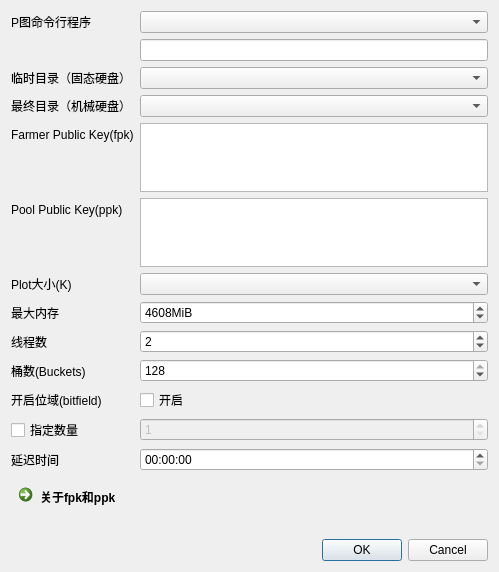
penglecn/ChiaTools, file ui/CreatePlotDialog.ui: the form before one commit.
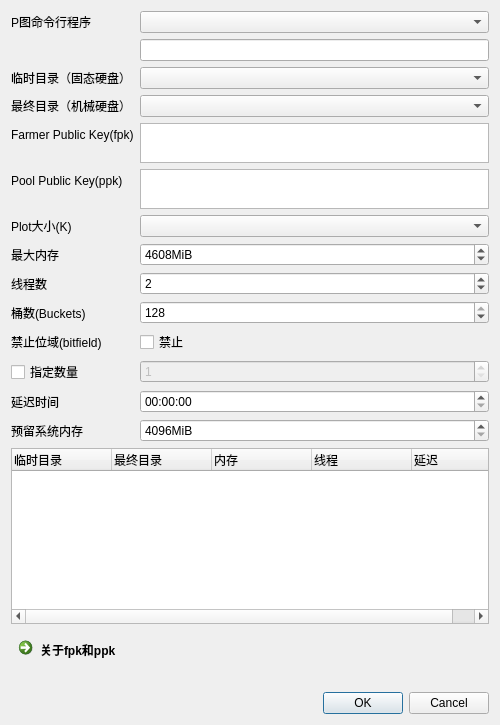
The form after the commit.

```diff
--- a/ui/CreatePlotDialog.ui
+++ b/ui/CreatePlotDialog.ui
@@ -6,10 +6,22 @@
    <rect>
     <x>0</x>
     <y>0</y>
-    <width>499</width>
-    <height>558</height>
+    <width>500</width>
+    <height>725</height>
    </rect>
   </property>
+  <property name="sizePolicy">
+   <sizepolicy hsizetype="Fixed" vsizetype="Expanding">
+    <horstretch>0</horstretch>
+    <verstretch>0</verstretch>
+   </sizepolicy>
+  </property>
+  <property name="minimumSize">
+   <size>
+    <width>500</width>
+    <height>0</height>
+   </size>
+  </property>
   <property name="windowTitle">
    <string>创建P图任务</string>
   </property>
@@ -43,9 +55,6 @@
        </property>
       </widget>
      </item>
-     <item row="5" column="1">
-      <widget class="QTextEdit" name="editFpk"/>
-     </item>
      <item row="7" column="0">
       <widget class="QLabel" name="label_3">
        <property name="text">
@@ -53,13 +62,6 @@
        </property>
       </widget>
      </item>
-     <item row="7" column="1">
-      <widget class="QTextEdit" name="editPpk">
-       <property name="sizeAdjustPolicy">
-        <enum>QAbstractScrollArea::AdjustIgnored</enum>
-       </property>
-      </widget>
-     </item>
      <item row="13" column="1">
       <widget class="QSpinBox" name="spinNumber">
        <property name="enabled">
@@ -69,7 +71,7 @@
         <number>1</number>
        </property>
        <property name="maximum">
-        <number>1000</number>
+        <number>50</number>
        </property>
       </widget>
      </item>
@@ -173,14 +175,14 @@
      <item row="12" column="0">
       <widget class="QLabel" name="label_9">
        <property name="text">
-        <string>开启位域(bitfield)</string>
+        <string>禁止位域(bitfield)</string>
        </property>
       </widget>
      </item>
      <item row="12" column="1">
       <widget class="QCheckBox" name="checkBoxBitfield">
        <property name="text">
-        <string>开启</string>
+        <string>禁止</string>
        </property>
       </widget>
      </item>
@@ -201,8 +203,92 @@
        </property>
       </widget>
      </item>
+     <item row="5" column="1">
+      <widget class="QPlainTextEdit" name="editFpk">
+       <property name="sizePolicy">
+        <sizepolicy hsizetype="Expanding" vsizetype="Preferred">
+         <horstretch>0</horstretch>
+         <verstretch>0</verstretch>
+        </sizepolicy>
+       </property>
+       <property name="maximumSize">
+        <size>
+         <width>16777215</width>
+         <height>40</height>
+        </size>
+       </property>
+      </widget>
+     </item>
+     <item row="7" column="1">
+      <widget class="QPlainTextEdit" name="editPpk">
+       <property name="sizePolicy">
+        <sizepolicy hsizetype="Expanding" vsizetype="Preferred">
+         <horstretch>0</horstretch>
+         <verstretch>0</verstretch>
+        </sizepolicy>
+       </property>
+       <property name="maximumSize">
+        <size>
+         <width>16777215</width>
+         <height>40</height>
+        </size>
+       </property>
+      </widget>
+     </item>
+     <item row="15" column="0">
+      <widget class="QLabel" name="labelReserve">
+       <property name="text">
+        <string>预留系统内存</string>
+       </property>
+      </widget>
+     </item>
+     <item row="15" column="1">
+      <widget class="QSpinBox" name="spinReservedMemory">
+       <property name="suffix">
+        <string>MiB</string>
+       </property>
+       <property name="minimum">
+        <number>4096</number>
+       </property>
+       <property name="maximum">
+        <number>10000000</number>
+       </property>
+       <property name="singleStep">
+        <number>100</number>
+       </property>
+      </widget>
+     </item>
     </layout>
    </item>
+   <item>
+    <widget class="QTreeWidget" name="treeWidgetTasks">
+     <column>
+      <property name="text">
+       <string>临时目录</string>
+      </property>
+     </column>
+     <column>
+      <property name="text">
+       <string>最终目录</string>
+      </property>
+     </column>
+     <column>
+      <property name="text">
+       <string>内存</string>
+      </property>
+     </column>
+     <column>
+      <property name="text">
+       <string>线程</string>
+      </property>
+     </column>
+     <column>
+      <property name="text">
+       <string>延迟</string>
+      </property>
+     </column>
+    </widget>
+   </item>
    <item>
     <widget class="QCommandLinkButton" name="commandLinkButton">
      <property name="text">
```
Left out of the diff: 11 changed lines with no effect on the pictures.
